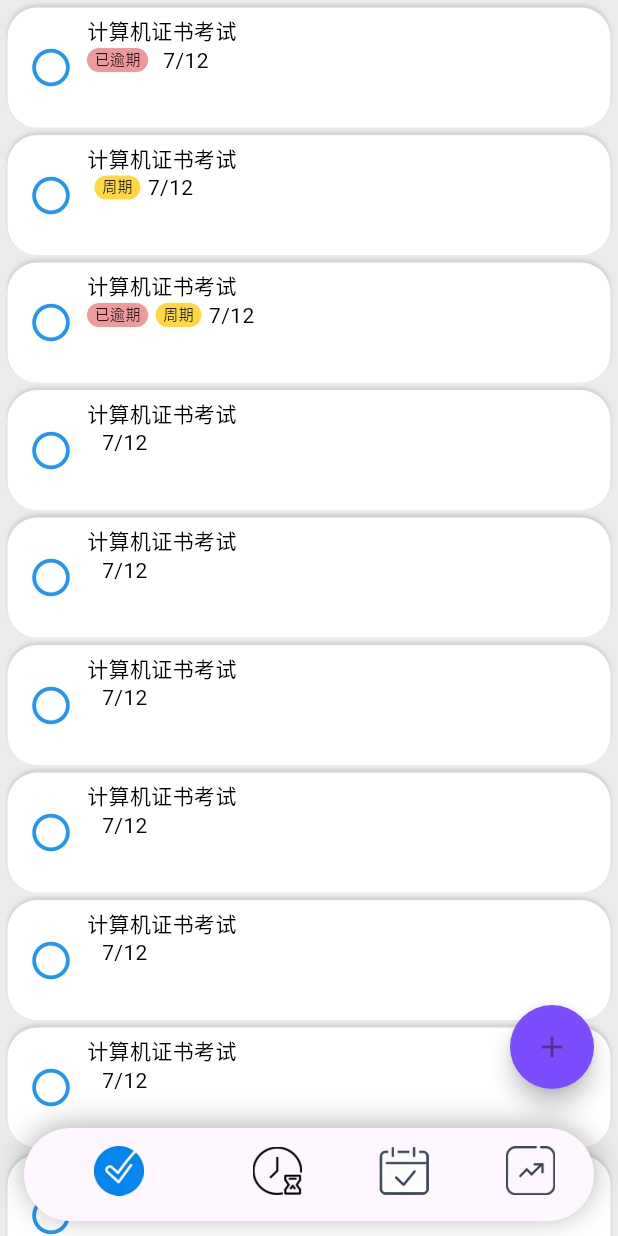
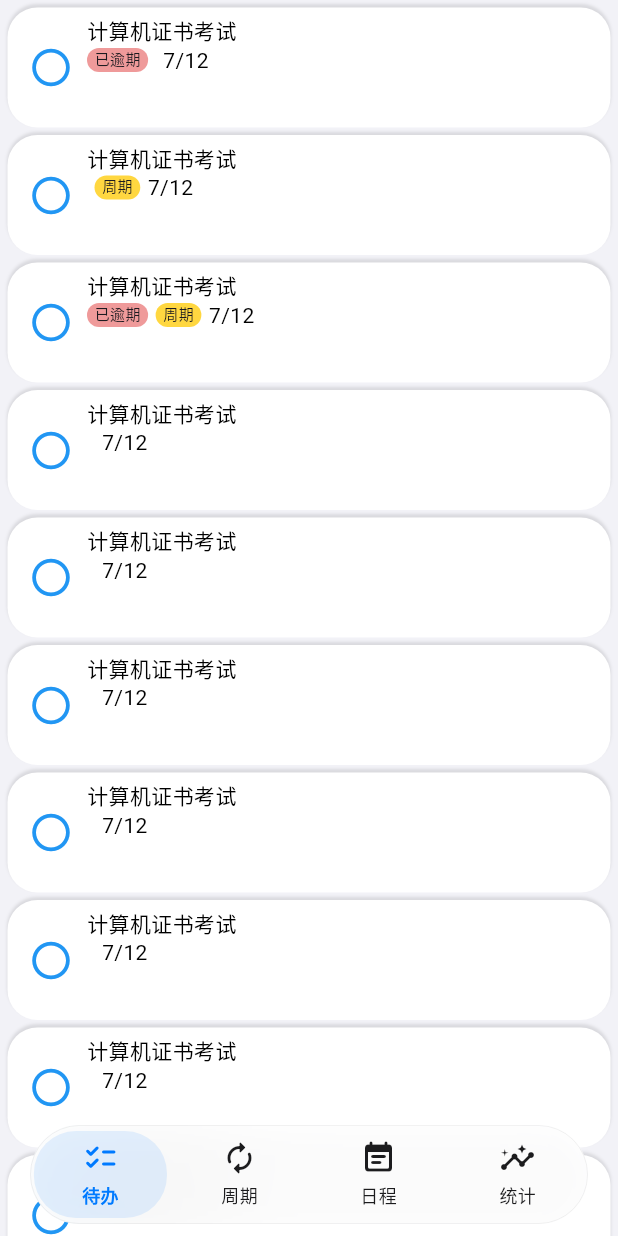
Before and after one commit to AndOhhh/qingyun_todo, a Flutter app: the screen it shows after launch, on a phone screen of 412 x 824 dp. Run offline on Flutter 3.47's test engine with Material 3 defaults, Android fonts, the phone set to English and light mode, and no system bars.

Commit message:
feat: 优化底部导航栏 & 删除无用素材

```diff
--- a/lib/constants/main.dart
+++ /dev/null
@@ -1,26 +0,0 @@
-class MainContants {
-
-  // 底部导航栏icon
-  static List<Map<String, String>> bottomTabList = [
-    {
-      "icon": "lib/assets/ic_todo_normal.png",
-      "active_icon": "lib/assets/ic_todo_active.png",
-      "name": "待办",
-    },
-    {
-      "icon": "lib/assets/ic_period_normal.png",
-      "active_icon": "lib/assets/ic_period_active.png",
-      "name": "周期",
-    },
-    {
-      "icon": "lib/assets/ic_schedule_normal.png",
-      "active_icon": "lib/assets/ic_schedule_active.png",
-      "name": "日程",
-    },
-    {
-      "icon": "lib/assets/ic_statistics_normal.png",
-      "active_icon": "lib/assets/ic_statistics_active.png",
-      "name": "统计",
-    },
-  ];
-}
--- a/lib/pages/main/index.dart
+++ b/lib/pages/main/index.dart
@@ -1,9 +1,20 @@
+import 'dart:ui';
 import 'package:flutter/material.dart';
-import 'package:qingyun_todo/constants/main.dart';
 import 'package:qingyun_todo/pages/period/index.dart';
 import 'package:qingyun_todo/pages/schedule/index.dart';
 import 'package:qingyun_todo/pages/statistics/index.dart';
 import 'package:qingyun_todo/pages/todo/index.dart';
+
+/// 选中态统一使用的蓝色（iOS Files 风格）
+const Color _kSelectedColor = Color(0xFF007AFF);
+
+/// 底部 Tab 数据模型
+class _TabItem {
+  final String label;
+  final IconData icon;
+
+  const _TabItem({required this.label, required this.icon});
+}
 
 class MainPage extends StatefulWidget {
   const MainPage({super.key});
@@ -14,104 +25,144 @@ class MainPage extends StatefulWidget {
 
 class _MainPageState extends State<MainPage> {
   // 各个页面视图
-  List<Widget> getChildrenList() {
-    return [
-      const TodoView(),
-      const PeriodView(),
-      const ScheduleView(),
-      const StatisticsView(),
+  final List<Widget> _children = const [
+    TodoView(),
+    PeriodView(),
+    ScheduleView(),
+    StatisticsView(),
   ];
-  }
 
   // 导航栏下标位置
   int _currentIndex = 0;
 
-  // 导航栏列表数据
-  final List<Map<String, String>> tabList = MainContants.bottomTabList;
+  // 底部 Tab 列表（iOS 时钟 App 风格：图标 + 中文 label）
+  static const List<_TabItem> _tabList = [
+    _TabItem(label: '待办', icon: Icons.checklist_rounded),
+    _TabItem(label: '周期', icon: Icons.autorenew_rounded),
+    _TabItem(label: '日程', icon: Icons.event_note_rounded),
+    _TabItem(label: '统计', icon: Icons.insights_rounded),
+  ];
 
   @override
   Widget build(BuildContext context) {
     return Scaffold(
       extendBody: true,
-      backgroundColor: Color.fromARGB(255, 235, 235, 235),
-      body: IndexedStack(index: _currentIndex, children: getChildrenList()),
-      bottomNavigationBar: _getBottomNavTabWidget(),
-      // 👇 新增浮动按钮，根据当前索引控制显示
-      floatingActionButton:
-          _currentIndex ==
-              0 // 假设 TodoView 的索引是 0
-          ? FloatingActionButton(
-              shape: CircleBorder(),
-              onPressed: () {
-                // 触发 TodoView 的添加逻辑（后面说明如何通信）
-                _handleAddTodo();
-              },
-              backgroundColor: Colors.deepPurpleAccent,
-              child: const Icon(Icons.add),
-            )
-          : null, // 其他页面不显示
-      floatingActionButtonLocation: FloatingActionButtonLocation.endFloat,
+      backgroundColor: const Color(0xFFF2F2F7),
+      body: IndexedStack(index: _currentIndex, children: _children),
+      bottomNavigationBar: SafeArea(top: false, child: _buildTabBar()),
     );
   }
 
-  // 处理添加待办事件
-  void _handleAddTodo() {
-    // 方式1：通过 GlobalKey 获取 TodoView 状态并调用方法（不推荐）
-    // 方式2：使用状态管理（推荐），下面会展示如何用 ValueNotifier 实现
-  }
-
-  // 底部导航栏
-  Widget _getBottomNavTabWidget() {
-    return Container(
-      // 外边距 & 导航栏底部阴影
-      margin: const EdgeInsets.symmetric(horizontal: 16, vertical: 10),
+  /// iOS 风格日间胶囊底部导航栏
+  Widget _buildTabBar() {
+    return Padding(
+      padding: const EdgeInsets.fromLTRB(20, 0, 20, 8),
+      child: ClipRRect(
+        borderRadius: BorderRadius.circular(36),
+        child: BackdropFilter(
+          filter: ImageFilter.blur(sigmaX: 30, sigmaY: 30),
+          child: Container(
+            height: 66,
             decoration: BoxDecoration(
-        borderRadius: BorderRadius.circular(50),
+              // 整体白色半透明玻璃背景（日间效果）
+              color: const Color(0xFFFFFFFF).withValues(alpha: 0.75),
+              borderRadius: BorderRadius.circular(36),
+              border: Border.all(
+                color: Colors.black.withValues(alpha: 0.06),
+                width: 0.6,
+              ),
               boxShadow: [
                 BoxShadow(
-            color: Colors.black.withOpacity(0.3),
+                  color: Colors.black.withValues(alpha: 0.06),
                   blurRadius: 16,
-            offset: const Offset(0, -2),
+                  offset: const Offset(0, 4),
                 ),
               ],
             ),
-      child: ClipRRect(
-        // 圆角
-        borderRadius: BorderRadius.circular(50),
-        child: BottomNavigationBar(
-          showSelectedLabels: false,
-          selectedLabelStyle: TextStyle(
-            fontSize: 12,
-            color: Colors.black,
-            fontWeight: FontWeight.bold,
+            child: Row(
+              crossAxisAlignment: CrossAxisAlignment.center,
+              children: List.generate(_tabList.length, (index) {
+                final selected = index == _currentIndex;
+                return Expanded(
+                  child: _ClockTabItem(
+                    label: _tabList[index].label,
+                    icon: _tabList[index].icon,
+                    selected: selected,
+                    onTap: () {
+                      setState(() => _currentIndex = index);
+                    },
                   ),
-          showUnselectedLabels: false,
-          useLegacyColorScheme: false,
-          items: getTabBarWidget(),
-          currentIndex: _currentIndex,
-          elevation: 0,
-          onTap: (index) {
-            setState(() {
-              _currentIndex = index;
-            });
-          },
+                );
+              }),
+            ),
+          ),
         ),
       ),
     );
   }
+}
 
-  // 底部导航栏元素
-  List<BottomNavigationBarItem> getTabBarWidget() {
-    return List.generate(tabList.length, (index) {
-      return BottomNavigationBarItem(
-        icon: Image.asset(tabList[index]['icon']!, width: 33, height: 33),
-        activeIcon: Image.asset(
-          tabList[index]['active_icon']!,
-          width: 33,
-          height: 33,
+/// 单个 Tab 项：仅选中项显示浅色胶囊背景，图标/文字变色；
+/// 未选中项图标与 label 均为白色。
+class _ClockTabItem extends StatelessWidget {
+  final String label;
+  final IconData icon;
+  final bool selected;
+  final VoidCallback onTap;
+
+  const _ClockTabItem({
+    required this.label,
+    required this.icon,
+    required this.selected,
+    required this.onTap,
+  });
+
+  @override
+  Widget build(BuildContext context) {
+    final foreground = selected ? _kSelectedColor : const Color(0xFF1C1C1E);
+
+    return Material(
+      color: Colors.transparent,
+      child: InkWell(
+        borderRadius: BorderRadius.circular(28),
+        onTap: onTap,
+        splashColor: Colors.transparent,
+        highlightColor: Colors.transparent,
+        child: Padding(
+          padding: const EdgeInsets.symmetric(horizontal: 2),
+          // ✅ 胶囊背景包裹 icon + 文本整体
+          child: AnimatedContainer(
+            duration: const Duration(milliseconds: 280),
+            curve: Curves.easeOutCubic,
+            padding: const EdgeInsets.symmetric(horizontal: 24, vertical: 6),
+            decoration: BoxDecoration(
+              // 圆角 = 内容高度的一半，呈现完全圆滑的胶囊形
+              borderRadius: BorderRadius.circular(28),
+              color: selected
+                  ? const Color(0xFF007AFF).withValues(alpha: 0.10)
+                  : Colors.transparent,
             ),
-        label: tabList[index]['name']!,
+            child: Column(
+              mainAxisAlignment: MainAxisAlignment.center,
+              mainAxisSize: MainAxisSize.min,
+              children: [
+                Icon(icon, size: 24, color: foreground),
+                const SizedBox(height: 4),
+                AnimatedDefaultTextStyle(
+                  duration: const Duration(milliseconds: 220),
+                  style: TextStyle(
+                    fontSize: 12,
+                    fontWeight: selected ? FontWeight.w600 : FontWeight.w400,
+                    color: foreground,
+                    letterSpacing: 0.2,
+                  ),
+                  child: Text(label),
+                ),
+              ],
+            ),
+          ),
+        ),
+      ),
     );
-    });
   }
 }
```
Also changed, not shown: lib/assets/ic_period_active.png (deleted), lib/assets/ic_period_normal.png (deleted), lib/assets/ic_schedule_active.png (deleted), lib/assets/ic_schedule_normal.png (deleted), lib/assets/ic_statistics_active.png (deleted), lib/assets/ic_statistics_normal.png (deleted), lib/assets/ic_todo_active.png (deleted), lib/assets/ic_todo_normal.png (deleted). Lines whose indentation alone changed are shown as unchanged.
